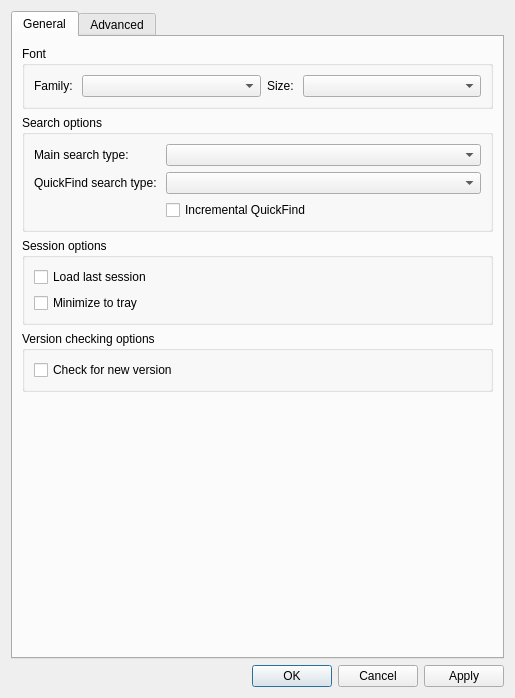
This is src/ui/include/optionsdialog.ui in nickbnf/glogg as Qt 5 draws it before an edit. The edited form follows.
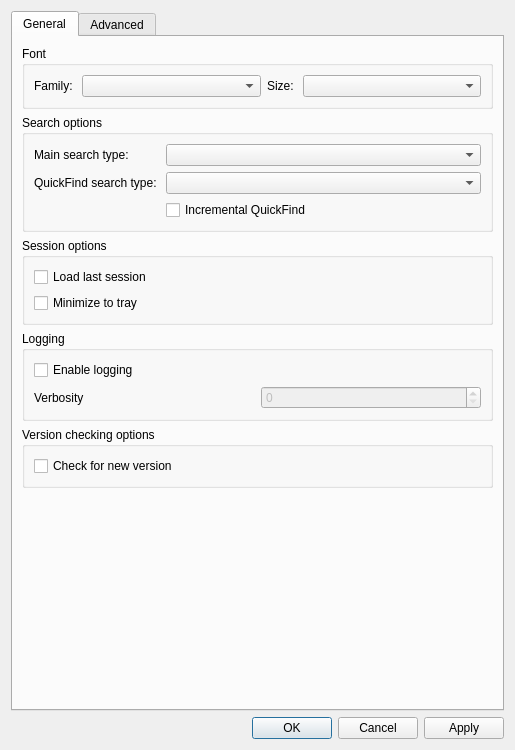
This is the edited form.

Commit message: Allow to enable logging to file in temp dir

Patch:
```diff
--- a/src/ui/include/optionsdialog.ui
+++ b/src/ui/include/optionsdialog.ui
@@ -7,7 +7,7 @@
     <x>0</x>
     <y>0</y>
     <width>515</width>
-    <height>698</height>
+    <height>750</height>
    </rect>
   </property>
   <property name="sizePolicy">
@@ -175,6 +175,43 @@
          </layout>
         </widget>
        </item>
+       <item>
+        <widget class="QGroupBox" name="loggingBox">
+         <property name="title">
+          <string>Logging</string>
+         </property>
+         <layout class="QVBoxLayout" name="verticalLayout_8">
+          <item>
+           <widget class="QCheckBox" name="loggingCheckBox">
+            <property name="text">
+             <string>Enable logging</string>
+            </property>
+           </widget>
+          </item>
+          <item>
+           <layout class="QHBoxLayout" name="horizontalLayout_4">
+            <item>
+             <widget class="QLabel" name="verbosityLabel">
+              <property name="text">
+               <string>Verbosity</string>
+              </property>
+             </widget>
+            </item>
+            <item>
+             <widget class="QSpinBox" name="verbositySpinBox">
+              <property name="enabled">
+               <bool>false</bool>
+              </property>
+              <property name="maximum">
+               <number>6</number>
+              </property>
+             </widget>
+            </item>
+           </layout>
+          </item>
+         </layout>
+        </widget>
+       </item>
        <item>
         <widget class="QGroupBox" name="versionCheckingBox">
          <property name="title">
```
The commit also changes 7 other files.
